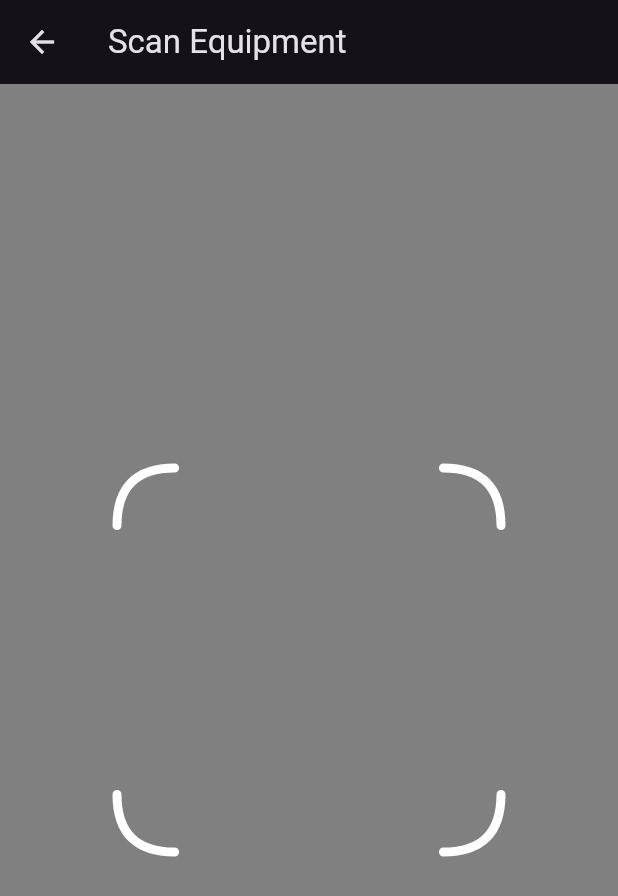
After one commit to Alexandre2006/checkout, a Flutter app: the ScannerOverlay screen opened directly, on a phone screen of 412 x 824 dp. The commit adds this screen. Shown: the top 896 px of the screen. Run offline on Flutter 3.47's test engine with Material 2 defaults, Android fonts, the phone set to English and light mode, and no system bars; our stand-ins replace infinite_scroll_pagination, supabase_flutter; missing offline and left inert: mobile_scanner; accounts and stored records are empty; network calls fail.

Commit message:
Fixed visual issues with mobile QR Code Scanner (web)

```diff
--- a/lib/main.dart
+++ b/lib/main.dart
@@ -23,7 +23,7 @@ class MyApp extends StatelessWidget {
       initialRoute: '/login',
       routes: routes,
       onUnknownRoute: (settings) =>
-          MaterialPageRoute(builder: (context) => LoginPage()),
+          MaterialPageRoute(builder: (context) => const LoginPage()),
       themeMode: ThemeMode.dark,
       darkTheme: ThemeData.dark(useMaterial3: true),
       debugShowCheckedModeBanner: false,
--- a/lib/routes.dart
+++ b/lib/routes.dart
@@ -1,8 +1,8 @@
 import 'package:checkout/pages/dashboard.dart';
 import 'package:checkout/pages/errors/invalid_email_page.dart';
 import 'package:checkout/pages/errors/not_admin_page.dart';
+import 'package:checkout/pages/login_page.dart';
 import 'package:checkout/pages/new_checkout.dart';
-import 'package:checkout/pages/login_page.dart';
 import 'package:checkout/pages/new_report.dart';
 import 'package:checkout/pages/settings_page.dart';
 import 'package:flutter/material.dart';
@@ -15,7 +15,7 @@ final routes = <String, WidgetBuilder>{
 
   // Creation Pages
   '/newcheckout': (context) => const NewCheckoutPage(),
-  '/newreport': (context) => NewReportPage(),
+  '/newreport': (context) => const NewReportPage(),
 
   // Error Pages
   '/notadmin': (context) => const NotAdminPage(),
--- a/lib/services/checkout/get_checkout.dart
+++ b/lib/services/checkout/get_checkout.dart
@@ -28,7 +28,7 @@ Future<CheckoutCheckout> getCheckout(String uuid) async {
 }
 
 Future<List<CheckoutCheckout>> getUserCheckouts(
-    {String? uuid, int pagesize = 10, int page = 0}) async {
+    {String? uuid, int pagesize = 10, int page = 0,}) async {
   uuid ??= globals.supabase.auth.currentUser?.id;
 
   if (uuid == null) {
--- a/lib/services/checkout/new_checkout.dart
+++ b/lib/services/checkout/new_checkout.dart
@@ -2,7 +2,7 @@ import 'package:checkout/globals.dart' as globals;
 import 'package:checkout/models/equipment.dart';
 
 Future<void> createCheckout(
-    List<CheckoutEquipment> equipment, DateTime endDate) async {
+    List<CheckoutEquipment> equipment, DateTime endDate,) async {
   // loop 1000 times
   try {
     await globals.supabase.from('checkouts').insert({
--- a/lib/services/qr/parse_qr.dart
+++ b/lib/services/qr/parse_qr.dart
@@ -25,4 +25,3 @@ int parseQRCode(String value) {
 
 // TODO:
 // Fix navigation on subpages (make sure you can always return when on newcheckout or newreport)
-// Fix QR Code white square
--- a/lib/shared/appbar/appbar.dart
+++ b/lib/shared/appbar/appbar.dart
@@ -3,13 +3,15 @@ import 'package:flutter/material.dart';
 
 class DefaultAppBar extends StatelessWidget implements PreferredSizeWidget {
   final String pageTitle;
-  const DefaultAppBar({super.key, required this.pageTitle});
+  final bool showAuth;
+  const DefaultAppBar(
+      {super.key, required this.pageTitle, this.showAuth = true,});
 
   @override
   Widget build(BuildContext context) {
     return AppBar(
       title: FittedBox(fit: BoxFit.scaleDown, child: Text(pageTitle)),
-      actions: const [AppBarAuth()],
+      actions: [if (showAuth) const AppBarAuth()],
       centerTitle: false,
     );
   }
--- a/lib/shared/checkouts/checkout_list.dart
+++ b/lib/shared/checkouts/checkout_list.dart
@@ -33,6 +33,7 @@ class _CheckoutListState extends State<CheckoutList> {
   Future<void> _fetchPage(int pageKey) async {
     try {
       final newItems =
+          // ignore: avoid_redundant_argument_values
           await getUserCheckouts(pagesize: _pageSize, page: pageKey);
 
       final isLastPage = newItems.length < _pageSize;
--- a/lib/shared/checkouts/checkout_view.dart
+++ b/lib/shared/checkouts/checkout_view.dart
@@ -191,7 +191,7 @@ class _CheckoutViewState extends State<CheckoutView> {
                     },
                     child: const Text("Report an Issue"),
                   ),
-                )
+                ),
               ],
             ),
           ],
--- a/lib/shared/reports/report_view.dart
+++ b/lib/shared/reports/report_view.dart
@@ -68,7 +68,7 @@ class ReportView extends StatelessWidget {
                 ),
                 const Divider(),
                 ListTile(
-                  title: Text("Type:"),
+                  title: const Text("Type:"),
                   subtitle: report.type == ReportType.damage
                       ? const Text("Equipment Damaged / Lost")
                       : report.type == ReportType.feature
@@ -76,11 +76,11 @@ class ReportView extends StatelessWidget {
                           : const Text("Bug / Issue"),
                 ),
                 ListTile(
-                  title: Text("Title:"),
+                  title: const Text("Title:"),
                   subtitle: Text(report.title),
                 ),
                 ListTile(
-                  title: Text("Description:"),
+                  title: const Text("Description:"),
                   subtitle: Text(report.description),
                 ),
                 if (report.equipment.isNotEmpty) const Divider(),
--- a/lib/shared/reports/reports_list.dart
+++ b/lib/shared/reports/reports_list.dart
@@ -30,6 +30,7 @@ class _ReportListState extends State<ReportList> {
 
   Future<void> _fetchPage(int pageKey) async {
     try {
+      // ignore: avoid_redundant_argument_values
       final newItems = await getUserReports(pagesize: _pageSize, page: pageKey);
 
       final isLastPage = newItems.length < _pageSize;
--- /dev/null
+++ b/lib/shared/scanner/overlay.dart
@@ -0,0 +1,62 @@
+import 'package:checkout/shared/appbar/appbar.dart';
+import 'package:flutter/material.dart';
+
+class ScannerOverlay extends StatelessWidget {
+  const ScannerOverlay({super.key});
+
+  @override
+  Widget build(BuildContext context) {
+    return Scaffold(
+      appBar: const DefaultAppBar(
+        pageTitle: "Scan Equipment",
+        showAuth: false,
+      ),
+      backgroundColor: Colors.transparent,
+      body: Container(
+        decoration: BoxDecoration(color: Colors.black.withAlpha(127)),
+        child: Center(
+          child: CustomPaint(
+            painter: BorderPainter(),
+            child: const SizedBox(
+              width: 256,
+              height: 256,
+            ),
+          ),
+        ),
+      ),
+    );
+  }
+}
+
+class BorderPainter extends CustomPainter {
+  @override
+  void paint(Canvas canvas, Size size) {
+    final double sh = size.height; // for convenient shortage
+    final double sw = size.width; // for convenient shortage
+    final double cornerSide = sh * 0.15; // desirable value for corners side
+
+    final Paint paint = Paint()
+      ..color = Colors.white
+      ..strokeWidth = 6
+      ..style = PaintingStyle.stroke
+      ..strokeCap = StrokeCap.round;
+
+    final Path path = Path()
+      ..moveTo(cornerSide, 0)
+      ..quadraticBezierTo(0, 0, 0, cornerSide)
+      ..moveTo(0, sh - cornerSide)
+      ..quadraticBezierTo(0, sh, cornerSide, sh)
+      ..moveTo(sw - cornerSide, sh)
+      ..quadraticBezierTo(sw, sh, sw, sh - cornerSide)
+      ..moveTo(sw, cornerSide)
+      ..quadraticBezierTo(sw, 0, sw - cornerSide, 0);
+
+    canvas.drawPath(path, paint);
+  }
+
+  @override
+  bool shouldRepaint(BorderPainter oldDelegate) => false;
+
+  @override
+  bool shouldRebuildSemantics(BorderPainter oldDelegate) => false;
+}
--- a/pubspec.yaml
+++ b/pubspec.yaml
@@ -6,10 +6,10 @@ version: 1.0.0+1
 environment:
   sdk: '>=3.1.3 <4.0.0'
 dependencies:
-  ai_barcode_scanner: ^3.4.1
   flutter:
     sdk: flutter
   infinite_scroll_pagination: ^4.0.0
+  mobile_scanner: ^3.5.1
   supabase_flutter: ^1.10.21
   url_launcher: ^6.1.14
 
```
Also changed, not shown: lib/pages/new_checkout.dart (+16 -69 lines), lib/pages/new_report.dart (+11 -71 lines), lib/shared/scanner/equipment_scanner.dart (added, +70 -0 lines), pubspec.lock.
